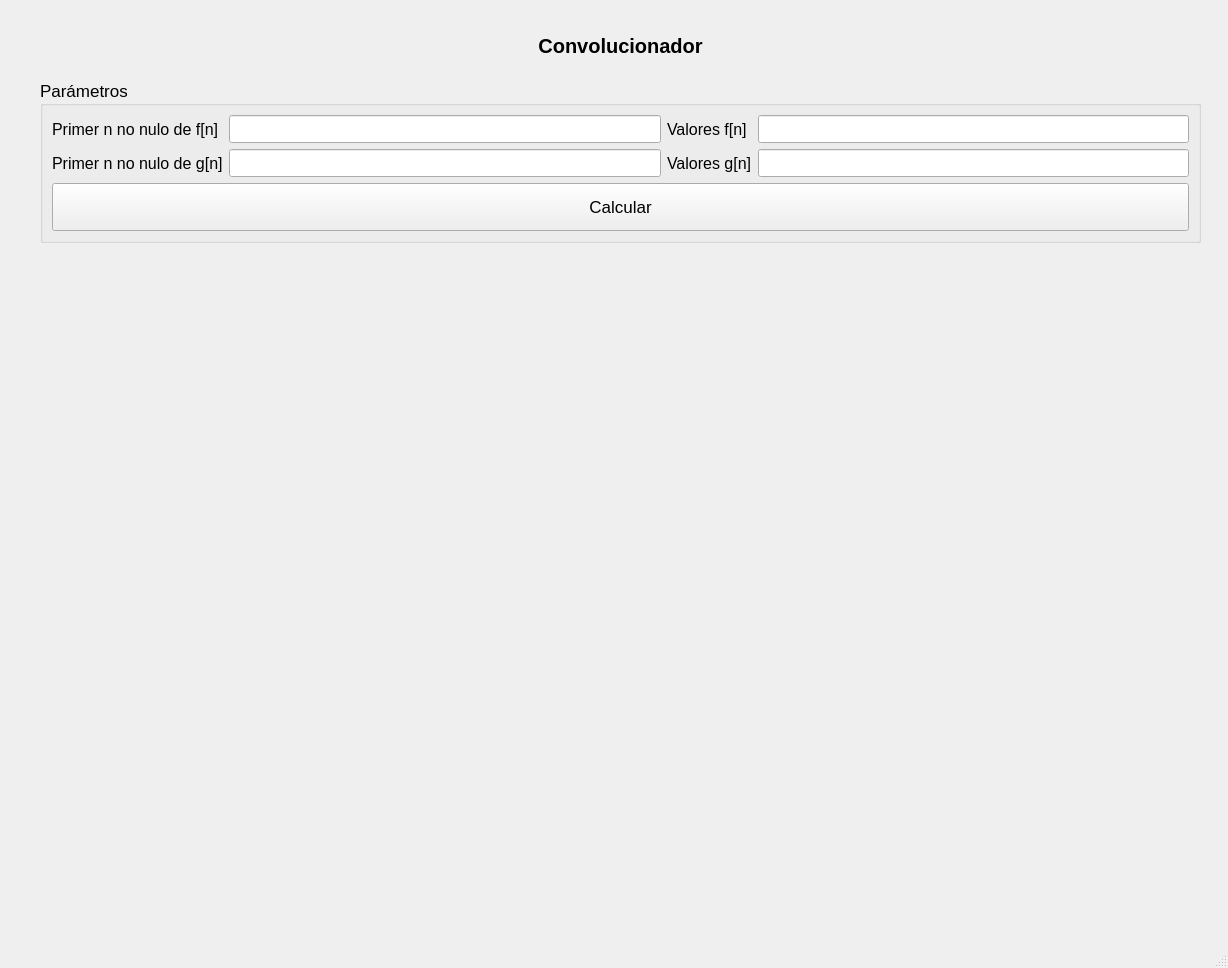
This is app.ui in Valenreynoso17/Convolucionador as Qt 5 draws it before an edit. The edited form follows.
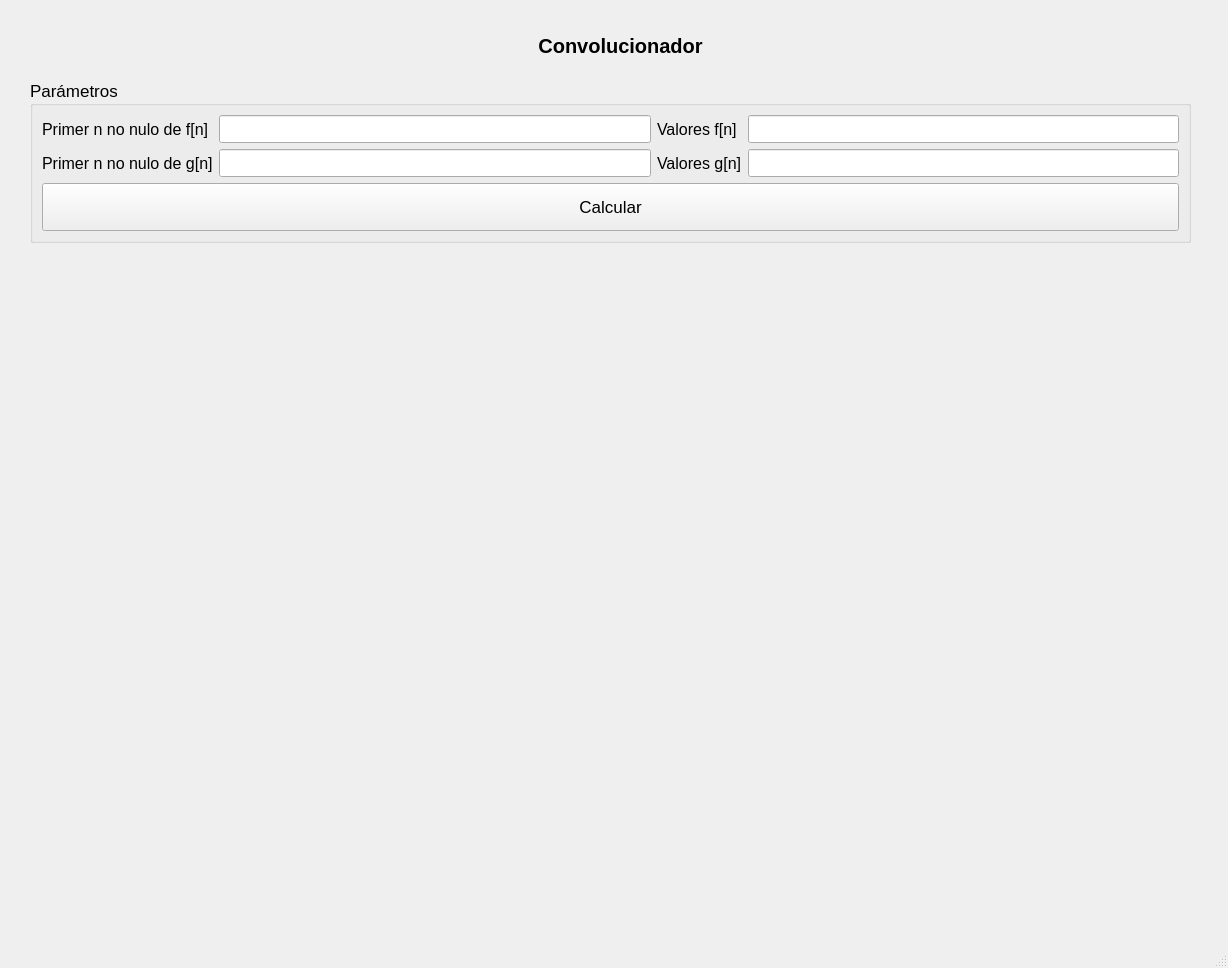
This is the edited form.

Commit message: Mas robusto pero problemas con numeros negativos

```diff
--- a/app.ui
+++ b/app.ui
@@ -40,7 +40,7 @@
    <widget class="QGroupBox" name="groupBox_parametros">
     <property name="geometry">
      <rect>
-      <x>40</x>
+      <x>30</x>
       <y>80</y>
       <width>1161</width>
       <height>163</height>
@@ -137,7 +137,7 @@
    <widget class="QWidget" name="gridLayoutWidget">
     <property name="geometry">
      <rect>
-      <x>40</x>
+      <x>30</x>
       <y>250</y>
       <width>1161</width>
       <height>671</height>
```
The commit also changes 2 other files.
